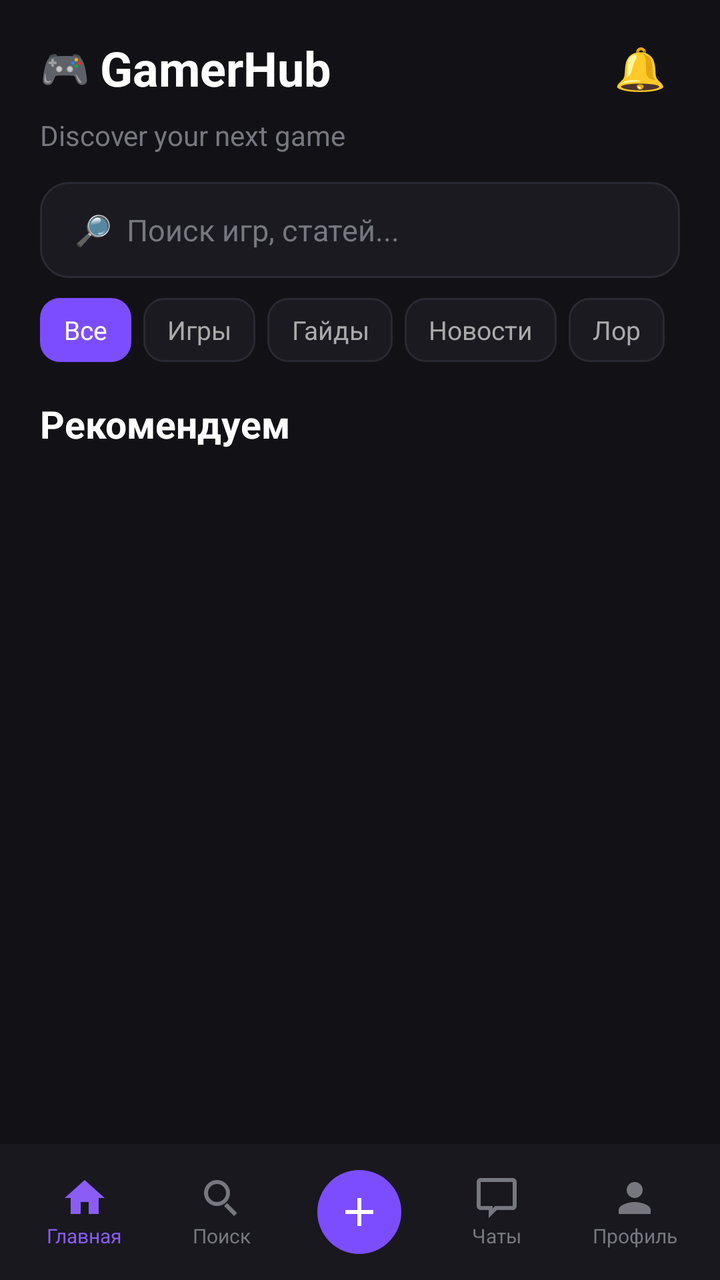
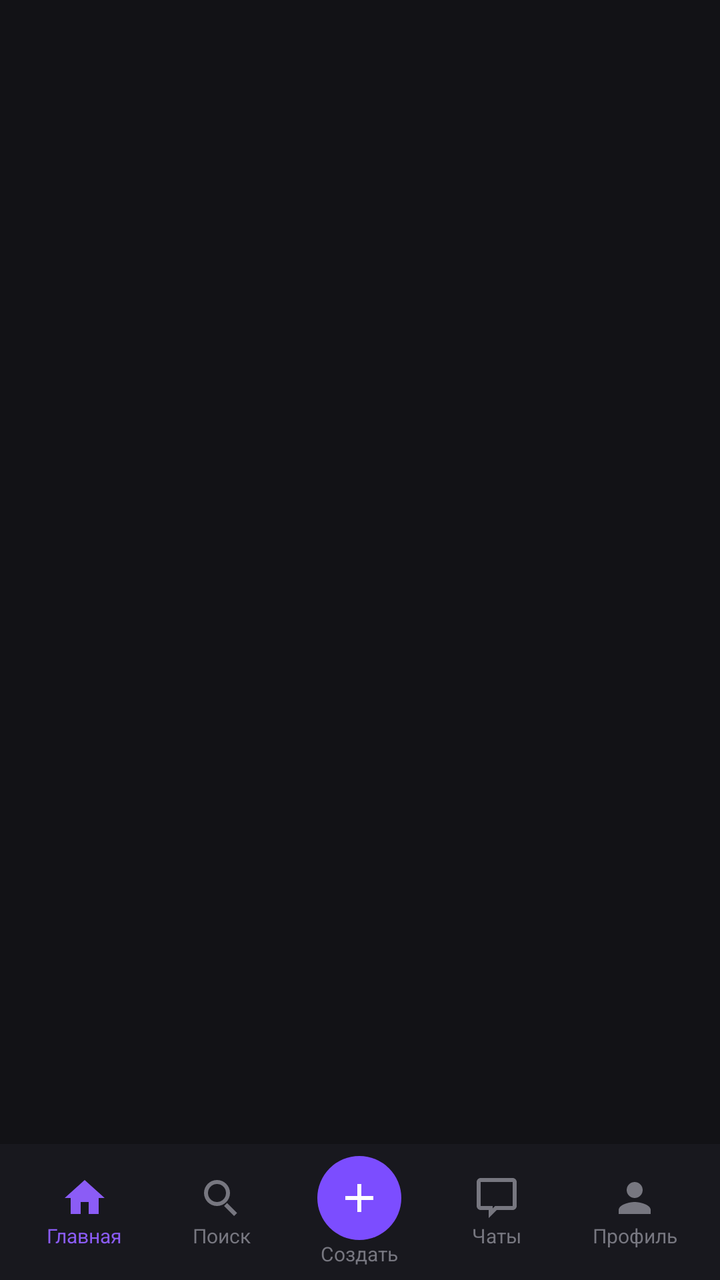

Compare the two renders of this Android layout. The source of the first and the diff that turns it into the second are given below.
<!-- AndroidManifest.xml: application theme Theme.GamerHub -->
<!-- res/layout/activity_main.xml -->
<?xml version="1.0" encoding="utf-8"?>
<androidx.constraintlayout.widget.ConstraintLayout xmlns:android="http://schemas.android.com/apk/res/android"
    xmlns:app="http://schemas.android.com/apk/res-auto"
    xmlns:tools="http://schemas.android.com/tools"
    android:id="@+id/main"
    android:layout_width="match_parent"
    android:layout_height="match_parent"
    android:background="#121216"
    tools:context=".MainActivity">

    <LinearLayout
        android:id="@+id/header"
        android:layout_width="0dp"
        android:layout_height="wrap_content"
        android:orientation="vertical"
        android:paddingStart="20dp"
        android:paddingEnd="20dp"
        android:paddingTop="14dp"
        android:paddingBottom="8dp"

        app:layout_constraintTop_toTopOf="parent"
        app:layout_constraintStart_toStartOf="parent"
        app:layout_constraintEnd_toEndOf="parent">

        
        <LinearLayout
            android:layout_width="match_parent"
            android:layout_height="wrap_content"
            android:orientation="horizontal"
            android:gravity="center_vertical">

            <LinearLayout
                android:layout_width="0dp"
                android:layout_height="wrap_content"
                android:layout_weight="1"
                android:orientation="horizontal"
                android:gravity="center_vertical">

                <TextView
                    android:id="@+id/logoGamepad"
                    android:layout_width="wrap_content"
                    android:layout_height="wrap_content"
                    android:text="🎮"
                    android:textSize="20sp" />

                <TextView
                    android:id="@+id/logoText"
                    android:layout_width="wrap_content"
                    android:layout_height="wrap_content"
                    android:layout_marginStart="5dp"
                    android:text="GamerHub"
                    android:textColor="#FFFFFF"
                    android:textSize="24sp"
                    android:textStyle="bold" />

            </LinearLayout>

            <TextView
                android:id="@+id/notifications"
                android:layout_width="40dp"
                android:layout_height="40dp"
                android:gravity="center"
                android:text="🔔"
                android:textSize="21sp" />

        </LinearLayout>

        
        <TextView
            android:layout_width="wrap_content"
            android:layout_height="wrap_content"
            android:layout_marginTop="4dp"
            android:text="Discover your next game"
            android:textColor="#777780"
            android:textSize="14sp" />

        
        <EditText
            android:id="@+id/search"
            android:layout_width="match_parent"
            android:layout_height="48dp"
            android:layout_marginTop="14dp"
            android:background="@drawable/bg_search"
            android:hint="  🔎  Поиск игр, статей..."
            android:textColor="#FFFFFF"
            android:textColorHint="#777780"
            android:textSize="15sp"
            android:singleLine="true"
            android:paddingStart="10dp"
            android:paddingEnd="10dp" />

        <HorizontalScrollView
            android:layout_width="match_parent"
            android:layout_height="wrap_content"
            android:layout_marginTop="10dp"
            android:scrollbars="none">

            <LinearLayout
                android:layout_width="wrap_content"
                android:layout_height="wrap_content"
                android:orientation="horizontal">

                <TextView
                    android:id="@+id/category_all"
                    android:layout_width="wrap_content"
                    android:layout_height="32dp"
                    android:layout_marginEnd="6dp"
                    android:background="@drawable/bg_category_active"
                    android:gravity="center"
                    android:paddingStart="12dp"
                    android:paddingEnd="12dp"
                    android:text="Все"
                    android:textColor="#FFFFFF"
                    android:textSize="13sp" />

                <TextView
                    android:id="@+id/category_games"
                    android:layout_width="wrap_content"
                    android:layout_height="32dp"
                    android:layout_marginEnd="6dp"
                    android:background="@drawable/bg_category"
                    android:gravity="center"
                    android:paddingStart="12dp"
                    android:paddingEnd="12dp"
                    android:text="Игры"
                    android:textColor="#AAAAAA"
                    android:textSize="13sp" />

                <TextView
                    android:id="@+id/category_guides"
                    android:layout_width="wrap_content"
                    android:layout_height="32dp"
                    android:layout_marginEnd="6dp"
                    android:background="@drawable/bg_category"
                    android:gravity="center"
                    android:paddingStart="12dp"
                    android:paddingEnd="12dp"
                    android:text="Гайды"
                    android:textColor="#AAAAAA"
                    android:textSize="13sp" />

                <TextView
                    android:id="@+id/category_news"
                    android:layout_width="wrap_content"
                    android:layout_height="32dp"
                    android:layout_marginEnd="6dp"
                    android:background="@drawable/bg_category"
                    android:gravity="center"
                    android:paddingStart="12dp"
                    android:paddingEnd="12dp"
                    android:text="Новости"
                    android:textColor="#AAAAAA"
                    android:textSize="13sp" />

                <TextView
                    android:id="@+id/category_lore"
                    android:layout_width="wrap_content"
                    android:layout_height="32dp"
                    android:background="@drawable/bg_category"
                    android:gravity="center"
                    android:paddingStart="12dp"
                    android:paddingEnd="12dp"
                    android:text="Лор"
                    android:textColor="#AAAAAA"
                    android:textSize="13sp" />

            </LinearLayout>

        </HorizontalScrollView>

        
        <TextView
            android:layout_width="wrap_content"
            android:layout_height="wrap_content"
            android:layout_marginTop="18dp"
            android:text="Рекомендуем"
            android:textColor="#FFFFFF"
            android:textSize="19sp"
            android:textStyle="bold" />

    </LinearLayout>

    <androidx.recyclerview.widget.RecyclerView
        android:id="@+id/gamesRecyclerView"
        android:layout_width="0dp"
        android:layout_height="0dp"

        app:layout_constraintTop_toBottomOf="@id/header"
        app:layout_constraintBottom_toTopOf="@id/navigation"
        app:layout_constraintStart_toStartOf="parent"
        app:layout_constraintEnd_toEndOf="parent" />



    <LinearLayout
        android:id="@+id/navigation"
        android:layout_width="0dp"
        android:layout_height="68dp"
        android:orientation="horizontal"
        android:gravity="center_vertical"
        android:background="#18181E"
        android:paddingStart="8dp"
        android:paddingEnd="8dp"
        app:layout_constraintBottom_toBottomOf="parent"
        app:layout_constraintStart_toStartOf="parent"
        app:layout_constraintEnd_toEndOf="parent">

        
        <LinearLayout
            android:layout_width="0dp"
            android:layout_height="match_parent"
            android:layout_weight="1"
            android:orientation="vertical"
            android:gravity="center">

            <ImageView
                android:layout_width="24dp"
                android:layout_height="24dp"
                android:src="@drawable/nav_home"
                android:contentDescription="Главная" />

            <TextView
                android:layout_width="wrap_content"
                android:layout_height="wrap_content"
                android:text="Главная"
                android:textColor="#8B5CF6"
                android:textSize="10sp" />

        </LinearLayout>


        
        <LinearLayout
            android:layout_width="0dp"
            android:layout_height="match_parent"
            android:layout_weight="1"
            android:orientation="vertical"
            android:gravity="center">

            <ImageView
                android:layout_width="24dp"
                android:layout_height="24dp"
                android:src="@drawable/nav_search"
                android:contentDescription="Поиск" />

            <TextView
                android:layout_width="wrap_content"
                android:layout_height="wrap_content"
                android:text="Поиск"
                android:textColor="#777780"
                android:textSize="10sp" />

        </LinearLayout>


        
        <LinearLayout
            android:layout_width="0dp"
            android:layout_height="match_parent"
            android:layout_weight="1"
            android:orientation="vertical"
            android:gravity="center">

            <ImageView
                android:layout_width="42dp"
                android:layout_height="42dp"
                android:src="@drawable/nav_add"
                android:padding="9dp"
                android:background="@drawable/bg_create_button"
                android:contentDescription="Создать" />

        </LinearLayout>


        
        <LinearLayout
            android:layout_width="0dp"
            android:layout_height="match_parent"
            android:layout_weight="1"
            android:orientation="vertical"
            android:gravity="center">

            <ImageView
                android:layout_width="24dp"
                android:layout_height="24dp"
                android:src="@drawable/nav_chat"
                android:contentDescription="Чаты" />

            <TextView
                android:layout_width="wrap_content"
                android:layout_height="wrap_content"
                android:text="Чаты"
                android:textColor="#777780"
                android:textSize="10sp" />

        </LinearLayout>


        
        <LinearLayout
            android:layout_width="0dp"
            android:layout_height="match_parent"
            android:layout_weight="1"
            android:orientation="vertical"
            android:gravity="center">

            <ImageView
                android:layout_width="24dp"
                android:layout_height="24dp"
                android:src="@drawable/nav_person"
                android:contentDescription="Профиль" />

            <TextView
                android:layout_width="wrap_content"
                android:layout_height="wrap_content"
                android:text="Профиль"
                android:textColor="#777780"
                android:textSize="10sp" />

        </LinearLayout>

    </LinearLayout>

</androidx.constraintlayout.widget.ConstraintLayout>
<!-- resources referenced by this layout -->
<resources>
  <!-- drawable bg_category (drawable) -->
  <?xml version="1.0" encoding="utf-8"?>
  <shape xmlns:android="http://schemas.android.com/apk/res/android"
      android:shape="rectangle">
  
      <solid android:color="#1A1A20" />
  
      <corners android:radius="10dp" />
  
      <stroke
          android:width="1dp"
          android:color="#292932" />
  
  </shape>
  <!-- drawable bg_category_active (drawable) -->
  <?xml version="1.0" encoding="utf-8"?>
  <shape xmlns:android="http://schemas.android.com/apk/res/android"
      android:shape="rectangle">
  
      <solid android:color="#7C4DFF" />
  
      <corners android:radius="10dp" />
  
  </shape>
  <!-- drawable bg_create_button (drawable) -->
  <?xml version="1.0" encoding="utf-8"?>
  <shape xmlns:android="http://schemas.android.com/apk/res/android"
      android:shape="oval">
  
      <solid android:color="#7C4DFF" />
  
  </shape>
  <!-- drawable bg_search (drawable) -->
  <?xml version="1.0" encoding="utf-8"?>
  <shape xmlns:android="http://schemas.android.com/apk/res/android"
      android:shape="rectangle">
  
      <solid android:color="#1A1A20" />
  
      <corners android:radius="14dp" />
  
      <stroke
          android:width="1dp"
          android:color="#2A2A32" />
  
  </shape>
  <!-- drawable nav_add (drawable) -->
  <?xml version="1.0" encoding="utf-8"?>
  <vector xmlns:android="http://schemas.android.com/apk/res/android"
      android:width="24dp"
      android:height="24dp"
      android:viewportWidth="24"
      android:viewportHeight="24">
  
      <path
          android:fillColor="#FFFFFF"
          android:pathData="M19,13h-6v6h-2v-6H5v-2h6V5h2v6h6v2z" />
  
  </vector>
  <!-- drawable nav_chat (drawable) -->
  <?xml version="1.0" encoding="utf-8"?>
  <vector xmlns:android="http://schemas.android.com/apk/res/android"
      android:width="24dp"
      android:height="24dp"
      android:viewportWidth="24"
      android:viewportHeight="24">
  
      <path
          android:fillColor="#777780"
          android:pathData="M20,2H4C2.9,2 2,2.9 2,4v12c0,1.1 0.9,2 2,2h4v4l4,-4h8c1.1,0 2,-0.9 2,-2V4c0,-1.1 -0.9,-2 -2,-2zM20,16H11.17L10,17.17V16H4V4h16v12z" />
  
  </vector>
  <!-- drawable nav_home (drawable) -->
  <?xml version="1.0" encoding="utf-8"?>
  <vector xmlns:android="http://schemas.android.com/apk/res/android"
      android:width="24dp"
      android:height="24dp"
      android:viewportWidth="24"
      android:viewportHeight="24">
  
      <path
          android:fillColor="#8B5CF6"
          android:pathData="M10,20v-6h4v6h5v-8h3L12,3 2,12h3v8z" />
  
  </vector>
  <!-- drawable nav_person (drawable) -->
  <?xml version="1.0" encoding="utf-8"?>
  <vector xmlns:android="http://schemas.android.com/apk/res/android"
      android:width="24dp"
      android:height="24dp"
      android:viewportWidth="24"
      android:viewportHeight="24">
  
      <path
          android:fillColor="#777780"
          android:pathData="M12,12c2.21,0 4,-1.79 4,-4s-1.79,-4 -4,-4 -4,1.79 -4,4 1.79,4 4,4zM12,14c-2.67,0 -8,1.34 -8,4v2h16v-2c0,-2.66 -5.33,-4 -8,-4z" />
  
  </vector>
  <!-- drawable nav_search (drawable) -->
  <?xml version="1.0" encoding="utf-8"?>
  <vector xmlns:android="http://schemas.android.com/apk/res/android"
      android:width="24dp"
      android:height="24dp"
      android:viewportWidth="24"
      android:viewportHeight="24">
  
      <path
          android:fillColor="#777780"
          android:pathData="M9.5,3a6.5,6.5 0,1 0,0 13,6.5 6.5,0 0,0 0,-13M9.5,5a4.5,4.5 0,1 1,0 9,4.5 4.5,0 0,1 0,-9M14.5,14.5l5,5 -1.5,1.5 -5,-5z" />
  
  </vector>
  <style name="Theme.GamerHub" parent="Base.Theme.GamerHub" />
  <style name="Base.Theme.GamerHub" parent="Theme.Material3.DayNight.NoActionBar">
          
          
      </style>
</resources>

<!-- the commit's change to res/layout/activity_main.xml (unified diff, before → after) -->
@@ -1,197 +1,23 @@
 <?xml version="1.0" encoding="utf-8"?>
-<androidx.constraintlayout.widget.ConstraintLayout xmlns:android="http://schemas.android.com/apk/res/android"
+<androidx.constraintlayout.widget.ConstraintLayout
+    xmlns:android="http://schemas.android.com/apk/res/android"
     xmlns:app="http://schemas.android.com/apk/res-auto"
-    xmlns:tools="http://schemas.android.com/tools"
     android:id="@+id/main"
     android:layout_width="match_parent"
     android:layout_height="match_parent"
-    android:background="#121216"
-    tools:context=".MainActivity">
+    android:background="#121216">
 
-    <LinearLayout
-        android:id="@+id/header"
-        android:layout_width="0dp"
-        android:layout_height="wrap_content"
-        android:orientation="vertical"
-        android:paddingStart="20dp"
-        android:paddingEnd="20dp"
-        android:paddingTop="14dp"
-        android:paddingBottom="8dp"
-
-        app:layout_constraintTop_toTopOf="parent"
-        app:layout_constraintStart_toStartOf="parent"
-        app:layout_constraintEnd_toEndOf="parent">
-
-        
-        <LinearLayout
-            android:layout_width="match_parent"
-            android:layout_height="wrap_content"
-            android:orientation="horizontal"
-            android:gravity="center_vertical">
-
-            <LinearLayout
-                android:layout_width="0dp"
-                android:layout_height="wrap_content"
-                android:layout_weight="1"
-                android:orientation="horizontal"
-                android:gravity="center_vertical">
-
-                <TextView
-                    android:id="@+id/logoGamepad"
-                    android:layout_width="wrap_content"
-                    android:layout_height="wrap_content"
-                    android:text="🎮"
-                    android:textSize="20sp" />
-
-                <TextView
-                    android:id="@+id/logoText"
-                    android:layout_width="wrap_content"
-                    android:layout_height="wrap_content"
-                    android:layout_marginStart="5dp"
-                    android:text="GamerHub"
-                    android:textColor="#FFFFFF"
-                    android:textSize="24sp"
-                    android:textStyle="bold" />
-
-            </LinearLayout>
-
-            <TextView
-                android:id="@+id/notifications"
-                android:layout_width="40dp"
-                android:layout_height="40dp"
-                android:gravity="center"
-                android:text="🔔"
-                android:textSize="21sp" />
-
-        </LinearLayout>
-
-        
-        <TextView
-            android:layout_width="wrap_content"
-            android:layout_height="wrap_content"
-            android:layout_marginTop="4dp"
-            android:text="Discover your next game"
-            android:textColor="#777780"
-            android:textSize="14sp" />
-
-        
-        <EditText
-            android:id="@+id/search"
-            android:layout_width="match_parent"
-            android:layout_height="48dp"
-            android:layout_marginTop="14dp"
-            android:background="@drawable/bg_search"
-            android:hint="  🔎  Поиск игр, статей..."
-            android:textColor="#FFFFFF"
-            android:textColorHint="#777780"
-            android:textSize="15sp"
-            android:singleLine="true"
-            android:paddingStart="10dp"
-            android:paddingEnd="10dp" />
-
-        <HorizontalScrollView
-            android:layout_width="match_parent"
-            android:layout_height="wrap_content"
-            android:layout_marginTop="10dp"
-            android:scrollbars="none">
-
-            <LinearLayout
-                android:layout_width="wrap_content"
-                android:layout_height="wrap_content"
-                android:orientation="horizontal">
-
-                <TextView
-                    android:id="@+id/category_all"
-                    android:layout_width="wrap_content"
-                    android:layout_height="32dp"
-                    android:layout_marginEnd="6dp"
-                    android:background="@drawable/bg_category_active"
-                    android:gravity="center"
-                    android:paddingStart="12dp"
-                    android:paddingEnd="12dp"
-                    android:text="Все"
-                    android:textColor="#FFFFFF"
-                    android:textSize="13sp" />
-
-                <TextView
-                    android:id="@+id/category_games"
-                    android:layout_width="wrap_content"
-                    android:layout_height="32dp"
-                    android:layout_marginEnd="6dp"
-                    android:background="@drawable/bg_category"
-                    android:gravity="center"
-                    android:paddingStart="12dp"
-                    android:paddingEnd="12dp"
-                    android:text="Игры"
-                    android:textColor="#AAAAAA"
-                    android:textSize="13sp" />
-
-                <TextView
-                    android:id="@+id/category_guides"
-                    android:layout_width="wrap_content"
-                    android:layout_height="32dp"
-                    android:layout_marginEnd="6dp"
-                    android:background="@drawable/bg_category"
-                    android:gravity="center"
-                    android:paddingStart="12dp"
-                    android:paddingEnd="12dp"
-                    android:text="Гайды"
-                    android:textColor="#AAAAAA"
-                    android:textSize="13sp" />
-
-                <TextView
-                    android:id="@+id/category_news"
-                    android:layout_width="wrap_content"
-                    android:layout_height="32dp"
-                    android:layout_marginEnd="6dp"
-                    android:background="@drawable/bg_category"
-                    android:gravity="center"
-                    android:paddingStart="12dp"
-                    android:paddingEnd="12dp"
-                    android:text="Новости"
-                    android:textColor="#AAAAAA"
-                    android:textSize="13sp" />
-
-                <TextView
-                    android:id="@+id/category_lore"
-                    android:layout_width="wrap_content"
-                    android:layout_height="32dp"
-                    android:background="@drawable/bg_category"
-                    android:gravity="center"
-                    android:paddingStart="12dp"
-                    android:paddingEnd="12dp"
-                    android:text="Лор"
-                    android:textColor="#AAAAAA"
-                    android:textSize="13sp" />
-
-            </LinearLayout>
-
-        </HorizontalScrollView>
-
-        
-        <TextView
-            android:layout_width="wrap_content"
-            android:layout_height="wrap_content"
-            android:layout_marginTop="18dp"
-            android:text="Рекомендуем"
-            android:textColor="#FFFFFF"
-            android:textSize="19sp"
-            android:textStyle="bold" />
-
-    </LinearLayout>
-
-    <androidx.recyclerview.widget.RecyclerView
-        android:id="@+id/gamesRecyclerView"
+    
+    <FrameLayout
+        android:id="@+id/pageContainer"
         android:layout_width="0dp"
         android:layout_height="0dp"
-
-        app:layout_constraintTop_toBottomOf="@id/header"
+        app:layout_constraintTop_toTopOf="parent"
         app:layout_constraintBottom_toTopOf="@id/navigation"
         app:layout_constraintStart_toStartOf="parent"
         app:layout_constraintEnd_toEndOf="parent" />
 
-
-
+    
     <LinearLayout
         android:id="@+id/navigation"
         android:layout_width="0dp"
@@ -269,6 +95,13 @@
                 android:background="@drawable/bg_create_button"
                 android:contentDescription="Создать" />
 
+            <TextView
+                android:layout_width="wrap_content"
+                android:layout_height="wrap_content"
+                android:text="Создать"
+                android:textColor="#777780"
+                android:textSize="10sp" />
+
         </LinearLayout>
 
 
<!-- resource entries referenced after the edit -->
@@ -1,49 +1,11 @@
 <!-- resources referenced by this layout -->
 <resources>
-  <!-- drawable bg_category (drawable) -->
-  <?xml version="1.0" encoding="utf-8"?>
-  <shape xmlns:android="http://schemas.android.com/apk/res/android"
-      android:shape="rectangle">
-  
-      <solid android:color="#1A1A20" />
-  
-      <corners android:radius="10dp" />
-  
-      <stroke
-          android:width="1dp"
-          android:color="#292932" />
-  
-  </shape>
-  <!-- drawable bg_category_active (drawable) -->
-  <?xml version="1.0" encoding="utf-8"?>
-  <shape xmlns:android="http://schemas.android.com/apk/res/android"
-      android:shape="rectangle">
-  
-      <solid android:color="#7C4DFF" />
-  
-      <corners android:radius="10dp" />
-  
-  </shape>
   <!-- drawable bg_create_button (drawable) -->
   <?xml version="1.0" encoding="utf-8"?>
   <shape xmlns:android="http://schemas.android.com/apk/res/android"
       android:shape="oval">
   
       <solid android:color="#7C4DFF" />
-  
-  </shape>
-  <!-- drawable bg_search (drawable) -->
-  <?xml version="1.0" encoding="utf-8"?>
-  <shape xmlns:android="http://schemas.android.com/apk/res/android"
-      android:shape="rectangle">
-  
-      <solid android:color="#1A1A20" />
-  
-      <corners android:radius="14dp" />
-  
-      <stroke
-          android:width="1dp"
-          android:color="#2A2A32" />
   
   </shape>
   <!-- drawable nav_add (drawable) -->
